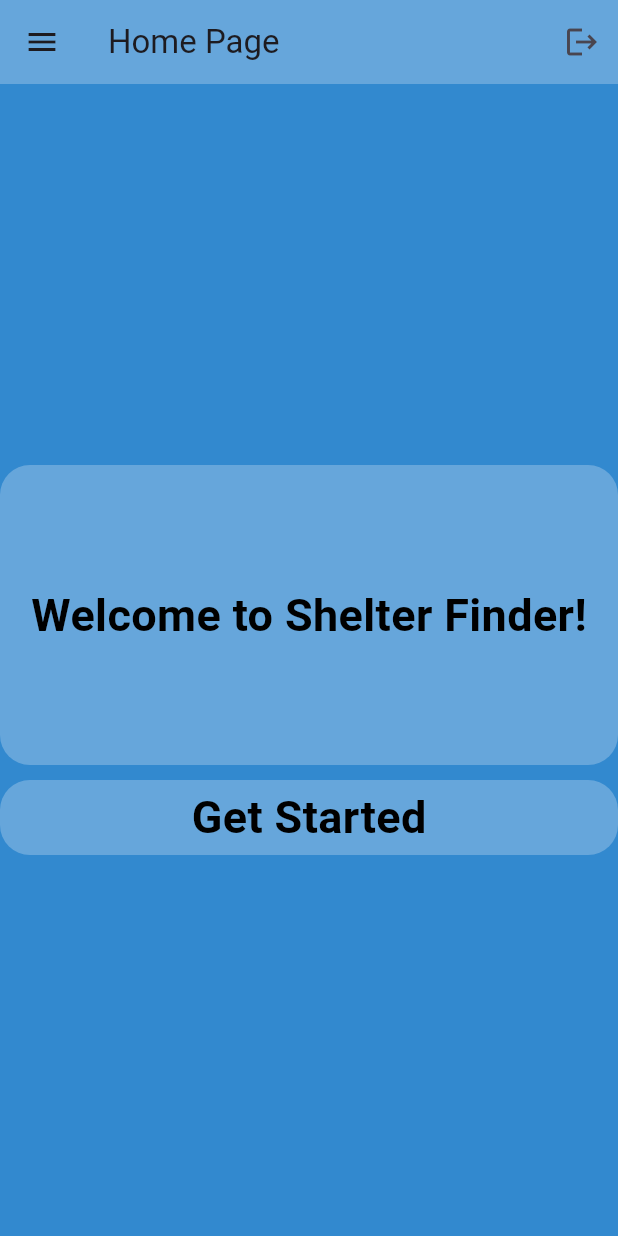
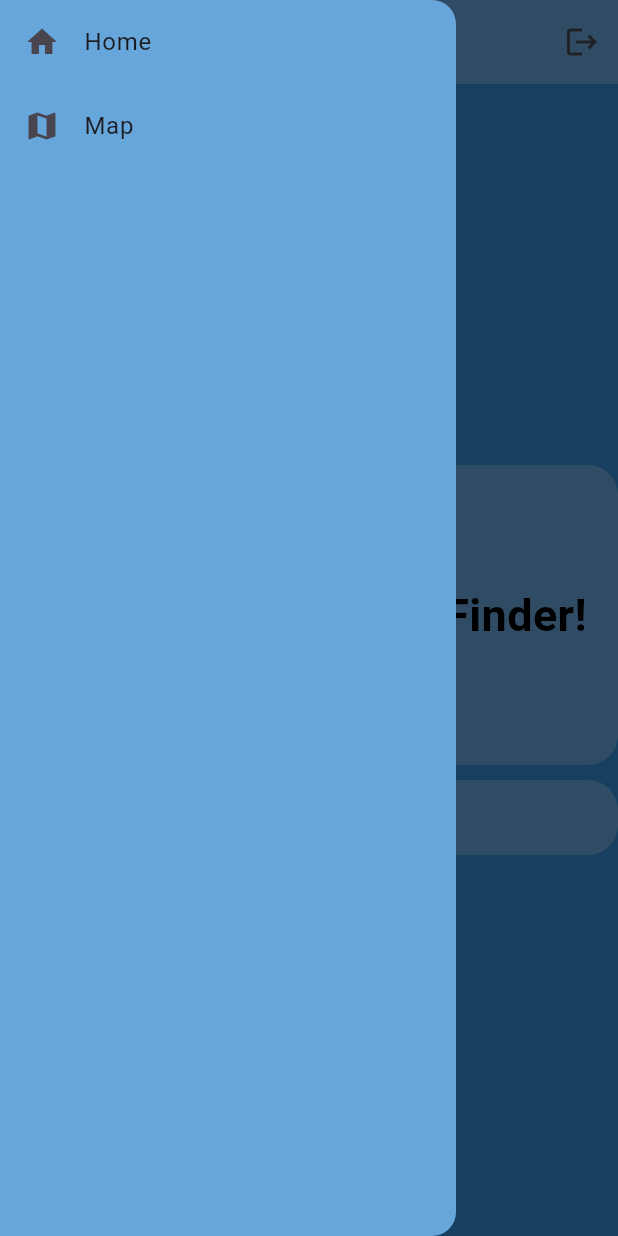
Before and after one commit to Joanna-Romauld/shelter_finder, a Flutter app: the screen it shows after launch, with the side drawer open (before the commit the screen has no drawer), on a phone screen of 412 x 824 dp. Run offline on Flutter 3.47's test engine with Material 3 defaults, Android fonts, the phone set to English and light mode, and no system bars; our stand-ins replace cloud_firestore, firebase_core; accounts and stored records are empty; Roboto replaces fonts that are missing (Times New Roman).

Commit message:
add some files and code

```diff
--- a/lib/Pages/first_page.dart
+++ b/lib/Pages/first_page.dart
@@ -6,14 +6,8 @@ import 'package:shelter_finder/Pages/second_page.dart';
 class FirstPage extends StatelessWidget {
   const FirstPage({super.key});
 
- void buttonPressed(BuildContext context) {
-   // This function can be used to handle button presses
-   Navigator.push(context,
-   MaterialPageRoute(
-    builder: (context) => SecondPage(),
-    ),
-    );
- }
+
+
 @override
  Widget build(BuildContext context){
     return MaterialApp(
@@ -21,15 +15,35 @@ class FirstPage extends StatelessWidget {
       home: Scaffold(
         backgroundColor: const Color.fromARGB(255, 50, 137, 207),
         appBar: AppBar(
-          title: Text("Home Page"),
+          title: Text("1st Page"),
           backgroundColor: const Color.fromARGB(255, 102, 166, 219),
-          leading: Icon(Icons.menu),
           actions: [
             IconButton(
               onPressed: () {},
                icon: Icon(Icons.logout),
             ),
           ],
+          ),
+          drawer: Drawer(
+            backgroundColor: const Color.fromARGB(255, 102, 166, 219),
+            child: Column(
+              children: [
+                ListTile(
+                  leading: Icon(Icons.home),
+                  title: Text("Home"),
+                  onTap: () {
+                    Navigator.pushNamed(context, '/first');
+                  },
+                ),
+                ListTile(
+                  leading: Icon(Icons.map),
+                  title: Text("Map"),
+                  onTap: () {
+                    Navigator.pushNamed(context, '/second');
+                  },
+                ),
+              ],
+            ),
           ),
        body: SafeArea(
         child: Column(
@@ -67,7 +81,7 @@ class FirstPage extends StatelessWidget {
           Center(
             child: GestureDetector(
               onTap: (){
-                buttonPressed(context);
+                Navigator.pushNamed(context, '/home');
               },
             child: Container(
               height: 50,
--- a/lib/main.dart
+++ b/lib/main.dart
@@ -1,7 +1,10 @@
 import 'package:flutter/material.dart';
 import 'package:shelter_finder/pages/first_page.dart';
+import 'package:shelter_finder/pages/second_page.dart';
+import 'package:shelter_finder/pages/home_page.dart';
 import 'package:firebase_core/firebase_core.dart';
 import 'package:shelter_finder/firebase_options.dart';
+import 'package:cloud_firestore/cloud_firestore.dart';
 
 Future<void> main() async {
   WidgetsFlutterBinding.ensureInitialized();
@@ -22,6 +25,11 @@ class MyApp extends StatelessWidget {
     return MaterialApp(
       debugShowCheckedModeBanner: false,
       home: FirstPage(),
+      routes: {
+        '/first': (context) => FirstPage(),
+        '/second': (context) => SecondPage(),
+        '/home': (context) => HomePage(),
+      },
     );
  }
 }
--- a/pubspec.yaml
+++ b/pubspec.yaml
@@ -35,6 +35,7 @@ dependencies:
   # Use with the CupertinoIcons class for iOS style icons.
   cupertino_icons: ^1.0.8
   firebase_core: ^3.15.2
+  cloud_firestore: ^5.6.12
 
 dev_dependencies:
   flutter_test:
```
Also changed, not shown: lib/Pages/home_page.dart (added, +51 -0 lines), lib/Pages/second_page.dart (+101 -3 lines), firebase.json, lib/firebase_options.dart, pubspec.lock, 5 other files.
